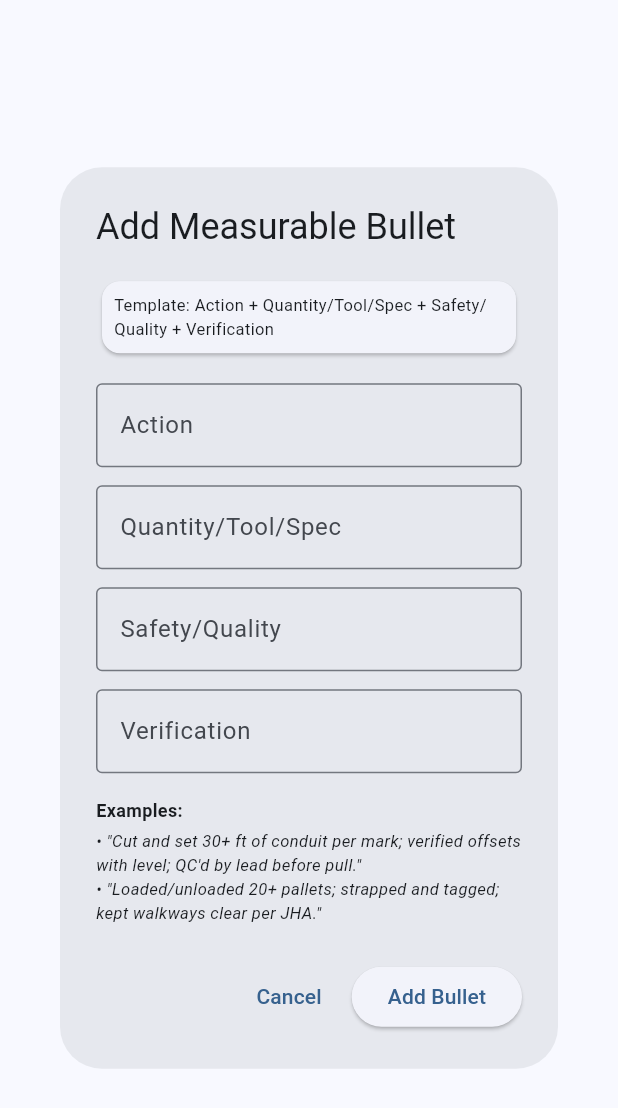
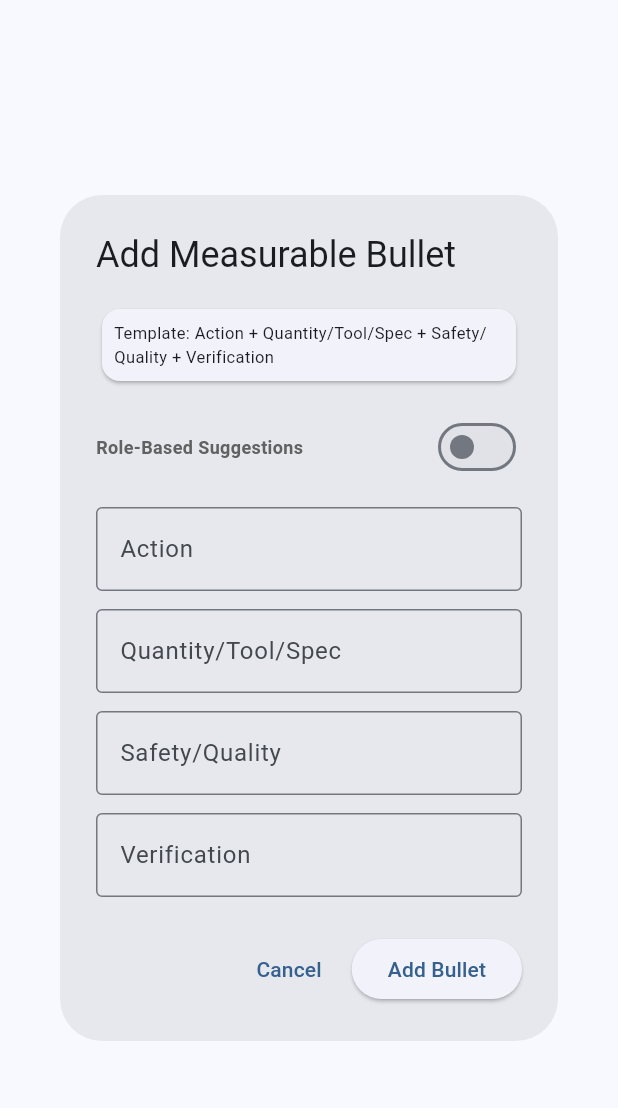
Before and after one commit to mandy1eigh007/resume-workshop-app, a Flutter app: the MeasurableBulletForm widget shown alone on an empty page, opened directly, on a phone screen of 412 x 824 dp. Shown: the top 1108 px of the screen. Run offline on Flutter 3.47's test engine with Material 3 defaults, Android fonts, the phone set to English and light mode, and no system bars; our stand-ins replace file_picker, image_picker, shared_preferences; accounts and stored records are empty; statements that could not run were skipped.

Commit message:
Add role-based bullet suggestions and comprehensive documentation
Co-authored-by: mandy1eigh007 <191650317+mandy1eigh007@users.noreply.github.com>

```diff
--- a/mobile_app/lib/widgets/measurable_bullet_form.dart
+++ b/mobile_app/lib/widgets/measurable_bullet_form.dart
@@ -2,6 +2,7 @@ import 'package:flutter/material.dart';
 import 'package:provider/provider.dart';
 import '../models/resume.dart';
 import '../providers/resume_provider.dart';
+import '../providers/content_master_provider.dart';
 
 class MeasurableBulletForm extends StatefulWidget {
   const MeasurableBulletForm({super.key});
@@ -16,6 +17,9 @@ class _MeasurableBulletFormState extends State<MeasurableBulletForm> {
   final _quantityController = TextEditingController();
   final _safetyController = TextEditingController();
   final _verificationController = TextEditingController();
+
+  String? _selectedRole;
+  bool _showRoleSuggestions = false;
 
   @override
   void dispose() {
@@ -48,6 +52,80 @@ class _MeasurableBulletFormState extends State<MeasurableBulletForm> {
                 ),
               ),
               const SizedBox(height: 16),
+
+              // Role selector for suggestions
+              Consumer<ContentMasterProvider>(
+                builder: (context, contentProvider, _) {
+                  if (!contentProvider.isLoaded) {
+                    return const SizedBox.shrink();
+                  }
+
+                  final roles = contentProvider.getAvailableRoles();
+
+                  return Column(
+                    crossAxisAlignment: CrossAxisAlignment.stretch,
+                    children: [
+                      Row(
+                        children: [
+                          Expanded(
+                            child: Text(
+                              'Role-Based Suggestions',
+                              style: TextStyle(
+                                fontSize: 12,
+                                fontWeight: FontWeight.bold,
+                                color: Colors.grey[700],
+                              ),
+                            ),
+                          ),
+                          Switch(
+                            value: _showRoleSuggestions,
+                            onChanged: (value) {
+                              setState(() {
+                                _showRoleSuggestions = value;
+                                if (!value) {
+                                  _selectedRole = null;
+                                }
+                              });
+                            },
+                          ),
+                        ],
+                      ),
+                      if (_showRoleSuggestions && roles.isNotEmpty) ...[
+                        const SizedBox(height: 8),
+                        DropdownButtonFormField<String>(
+                          value: _selectedRole,
+                          decoration: const InputDecoration(
+                            labelText: 'Select Role for Examples',
+                            border: OutlineInputBorder(),
+                            contentPadding: EdgeInsets.symmetric(horizontal: 12, vertical: 8),
+                          ),
+                          items: [
+                            const DropdownMenuItem(
+                              value: null,
+                              child: Text('-- Select a role --'),
+                            ),
+                            ...roles.map((role) => DropdownMenuItem(
+                                  value: role,
+                                  child: Text(role, style: const TextStyle(fontSize: 12)),
+                                )),
+                          ],
+                          onChanged: (value) {
+                            setState(() {
+                              _selectedRole = value;
+                            });
+                          },
+                        ),
+                        if (_selectedRole != null) ...[
+                          const SizedBox(height: 8),
+                          _buildRoleBulletSuggestions(contentProvider),
+                        ],
+                      ],
+                      const SizedBox(height: 16),
+                    ],
+                  );
+                },
+              ),
+
               TextFormField(
                 controller: _actionController,
                 decoration: const InputDecoration(
@@ -91,17 +169,6 @@ class _MeasurableBulletFormState extends State<MeasurableBulletForm> {
                 validator: (value) =>
                     value?.isEmpty ?? true ? 'Required' : null,
               ),
-              const SizedBox(height: 16),
-              const Text(
-                'Examples:',
-                style: TextStyle(fontWeight: FontWeight.bold, fontSize: 12),
-              ),
-              const SizedBox(height: 4),
-              const Text(
-                '• "Cut and set 30+ ft of conduit per mark; verified offsets with level; QC\'d by lead before pull."\n'
-                '• "Loaded/unloaded 20+ pallets; strapped and tagged; kept walkways clear per JHA."',
-                style: TextStyle(fontSize: 11, fontStyle: FontStyle.italic),
-              ),
             ],
           ),
         ),
@@ -116,6 +183,54 @@ class _MeasurableBulletFormState extends State<MeasurableBulletForm> {
           child: const Text('Add Bullet'),
         ),
       ],
+    );
+  }
+
+  Widget _buildRoleBulletSuggestions(ContentMasterProvider contentProvider) {
+    final bullets = contentProvider.getBulletsForRole(_selectedRole!);
+
+    if (bullets.isEmpty) {
+      return const Card(
+        child: Padding(
+          padding: EdgeInsets.all(8),
+          child: Text(
+            'No bullet examples available for this role.',
+            style: TextStyle(fontSize: 11, color: Colors.grey),
+          ),
+        ),
+      );
+    }
+
+    return Card(
+      color: Colors.green[50],
+      child: Padding(
+        padding: const EdgeInsets.all(8),
+        child: Column(
+          crossAxisAlignment: CrossAxisAlignment.start,
+          children: [
+            Text(
+              'Example bullets for $_selectedRole:',
+              style: const TextStyle(fontSize: 11, fontWeight: FontWeight.bold),
+            ),
+            const SizedBox(height: 4),
+            ...bullets.take(3).map((bullet) => Padding(
+                  padding: const EdgeInsets.only(top: 4),
+                  child: Text(
+                    '• $bullet',
+                    style: const TextStyle(fontSize: 10, fontStyle: FontStyle.italic),
+                  ),
+                )),
+            if (bullets.length > 3)
+              Padding(
+                padding: const EdgeInsets.only(top: 4),
+                child: Text(
+                  '... and ${bullets.length - 3} more',
+                  style: const TextStyle(fontSize: 10, color: Colors.grey),
+                ),
+              ),
+          ],
+        ),
+      ),
     );
   }
 
```
Also changed, not shown: 1 other file.
